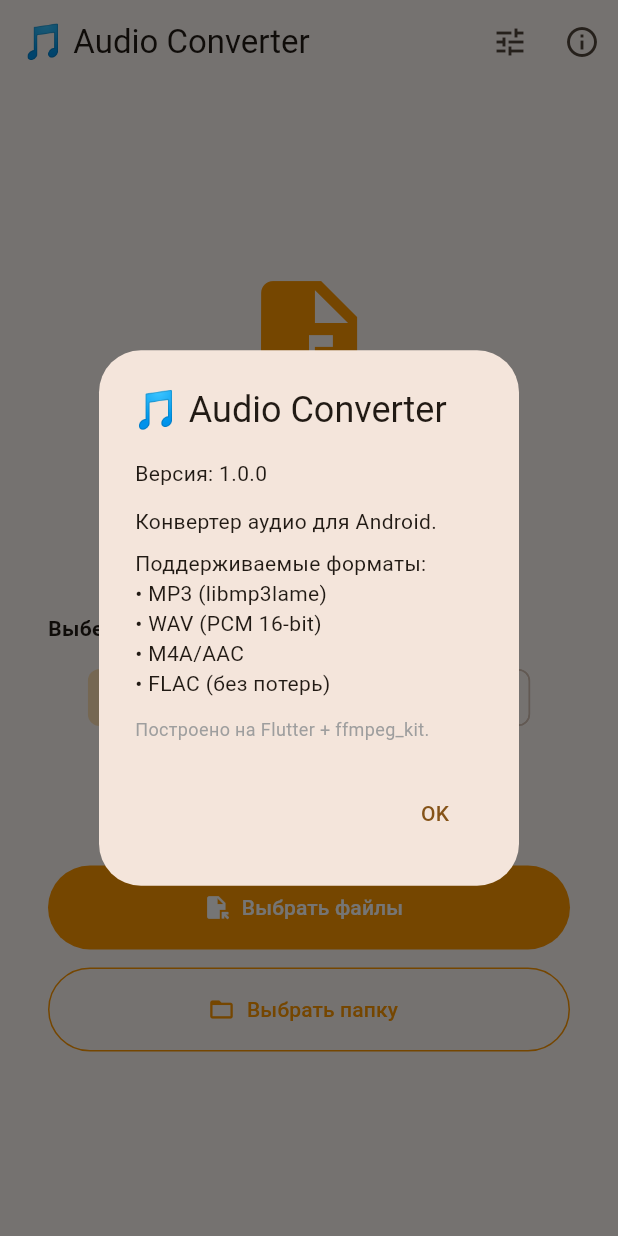
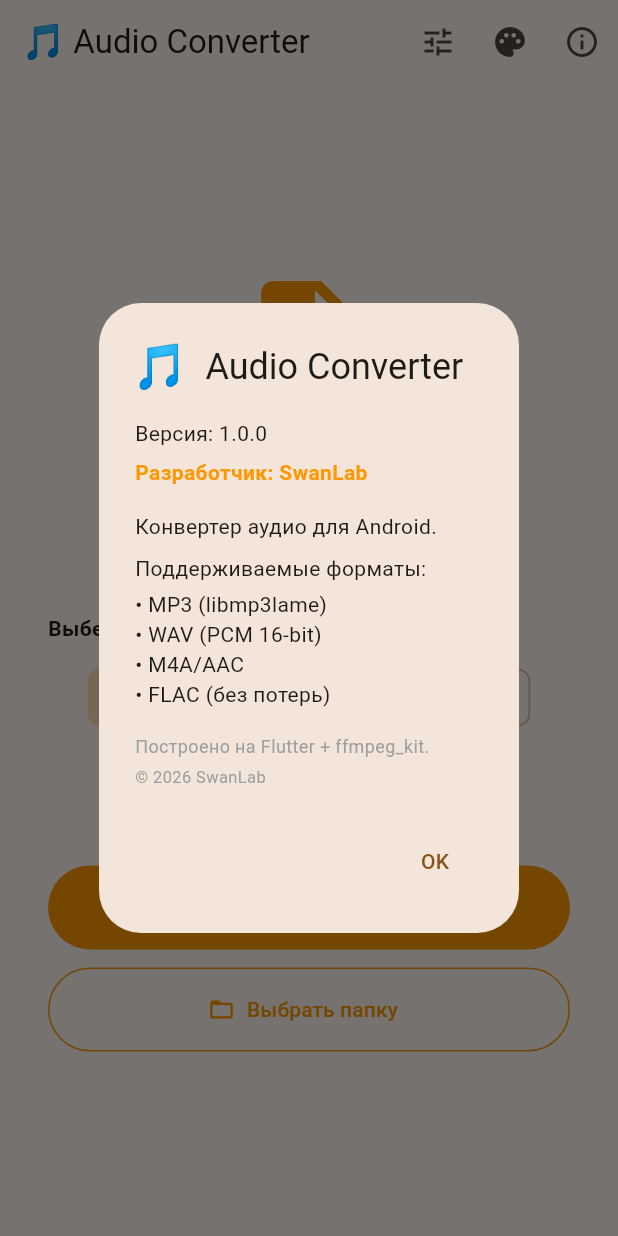
Before and after one commit to AlexxSwan/audio-converter, a Flutter app: the screen it shows after launch, after a tap on the "info outline" icon, on a phone screen of 412 x 824 dp. Run offline on Flutter 3.47's test engine with Material 3 defaults, Android fonts, the phone set to English and light mode, and no system bars; our stand-ins replace file_picker, shared_preferences; missing offline and left inert: ffmpeg_kit_flutter_new.

Commit message:
Fix year: 2025 → 2026

```diff
--- a/lib/main.dart
+++ b/lib/main.dart
@@ -1,12 +1,68 @@
 import 'package:flutter/material.dart';
+import 'package:shared_preferences/shared_preferences.dart';
 import 'screens/home_screen.dart';
 
 void main() {
   runApp(const AudioConverterApp());
 }
 
-class AudioConverterApp extends StatelessWidget {
+class AudioConverterApp extends StatefulWidget {
   const AudioConverterApp({super.key});
+
+  // Глобальный доступ к состоянию темы из любого виджета
+  static _AudioConverterAppState? of(BuildContext context) {
+    return context.findAncestorStateOfType<_AudioConverterAppState>();
+  }
+
+  @override
+  State<AudioConverterApp> createState() => _AudioConverterAppState();
+}
+
+class _AudioConverterAppState extends State<AudioConverterApp> {
+  ThemeMode _themeMode = ThemeMode.system;
+  static const _prefsKey = 'theme_mode';
+
+  @override
+  void initState() {
+    super.initState();
+    _loadThemeMode();
+  }
+
+  Future<void> _loadThemeMode() async {
+    final prefs = await SharedPreferences.getInstance();
+    final saved = prefs.getString(_prefsKey) ?? 'system';
+    setState(() {
+      _themeMode = _parseThemeMode(saved);
+    });
+  }
+
+  Future<void> setThemeMode(ThemeMode mode) async {
+    final prefs = await SharedPreferences.getInstance();
+    await prefs.setString(_prefsKey, _themeModeToString(mode));
+    setState(() => _themeMode = mode);
+  }
+
+  ThemeMode _parseThemeMode(String s) {
+    switch (s) {
+      case 'light':
+        return ThemeMode.light;
+      case 'dark':
+        return ThemeMode.dark;
+      default:
+        return ThemeMode.system;
+    }
+  }
+
+  String _themeModeToString(ThemeMode m) {
+    switch (m) {
+      case ThemeMode.light:
+        return 'light';
+      case ThemeMode.dark:
+        return 'dark';
+      case ThemeMode.system:
+        return 'system';
+    }
+  }
 
   @override
   Widget build(BuildContext context) {
@@ -24,6 +80,18 @@ class AudioConverterApp extends StatelessWidget {
           elevation: 0,
         ),
       ),
+      darkTheme: ThemeData(
+        colorScheme: ColorScheme.fromSeed(
+          seedColor: Colors.orange,
+          brightness: Brightness.dark,
+        ),
+        useMaterial3: true,
+        appBarTheme: const AppBarTheme(
+          centerTitle: false,
+          elevation: 0,
+        ),
+      ),
+      themeMode: _themeMode,
       home: const HomeScreen(),
     );
   }
--- a/lib/screens/home_screen.dart
+++ b/lib/screens/home_screen.dart
@@ -4,6 +4,7 @@ import 'package:file_picker/file_picker.dart';
 import 'package:flutter/material.dart';
 import 'package:path/path.dart' as p;
 import 'package:path_provider/path_provider.dart';
+import '../main.dart';
 import '../models/task.dart';
 import '../services/converter.dart';
 
@@ -41,6 +42,30 @@ class _HomeScreenState extends State<HomeScreen> {
             ],
             icon: const Icon(Icons.tune),
             tooltip: 'Пресеты',
+          ),
+          // Кнопка выбора темы
+          PopupMenuButton<String>(
+            onSelected: (value) {
+              ThemeMode mode;
+              switch (value) {
+                case 'light':
+                  mode = ThemeMode.light;
+                  break;
+                case 'dark':
+                  mode = ThemeMode.dark;
+                  break;
+                default:
+                  mode = ThemeMode.system;
+              }
+              AudioConverterApp.of(context)?.setThemeMode(mode);
+            },
+            itemBuilder: (context) => [
+              const PopupMenuItem(value: 'system', child: Text('🌗 Системная')),
+              const PopupMenuItem(value: 'light', child: Text('☀️ Светлая')),
+              const PopupMenuItem(value: 'dark', child: Text('🌙 Тёмная')),
+            ],
+            icon: const Icon(Icons.palette),
+            tooltip: 'Тема оформления',
           ),
           IconButton(
             icon: const Icon(Icons.info_outline),
@@ -603,23 +628,42 @@ class _HomeScreenState extends State<HomeScreen> {
     showDialog(
       context: context,
       builder: (context) => AlertDialog(
-        title: const Text('🎵 Audio Converter'),
+        title: const Row(
+          children: [
+            Text('🎵', style: TextStyle(fontSize: 28)),
+            SizedBox(width: 12),
+            Text('Audio Converter'),
+          ],
+        ),
         content: const Column(
           mainAxisSize: MainAxisSize.min,
           crossAxisAlignment: CrossAxisAlignment.start,
           children: [
             Text('Версия: 1.0.0'),
-            SizedBox(height: 12),
+            SizedBox(height: 6),
+            Text(
+              'Разработчик: SwanLab',
+              style: TextStyle(fontWeight: FontWeight.bold, color: Colors.orange),
+            ),
+            SizedBox(height: 16),
             Text('Конвертер аудио для Android.'),
             SizedBox(height: 8),
             Text('Поддерживаемые форматы:'),
+            SizedBox(height: 4),
             Text('• MP3 (libmp3lame)'),
             Text('• WAV (PCM 16-bit)'),
             Text('• M4A/AAC'),
             Text('• FLAC (без потерь)'),
-            SizedBox(height: 12),
-            Text('Построено на Flutter + ffmpeg_kit.',
-                style: TextStyle(color: Colors.grey, fontSize: 12)),
+            SizedBox(height: 16),
+            Text(
+              'Построено на Flutter + ffmpeg_kit.',
+              style: TextStyle(color: Colors.grey, fontSize: 12),
+            ),
+            SizedBox(height: 4),
+            Text(
+              '© 2026 SwanLab',
+              style: TextStyle(color: Colors.grey, fontSize: 11),
+            ),
           ],
         ),
         actions: [
```
